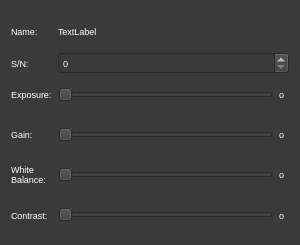
AllenNeuralDynamics/parallax, file ui/settingPopUpMenu.ui: the form before one commit.
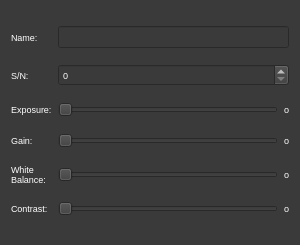
The form after the commit.

Commit message: Widget type of name in setting Menu changed. label --> line edit

```diff
--- a/ui/settingPopUpMenu.ui
+++ b/ui/settingPopUpMenu.ui
@@ -32,7 +32,7 @@
 font: 7pt;
 }</string>
   </property>
-  <layout class="QGridLayout" name="gridLayout" rowminimumheight="50,20,40,40,45,40" columnminimumwidth="25,30,10">
+  <layout class="QGridLayout" name="gridLayout">
    <property name="verticalSpacing">
     <number>1</number>
    </property>
@@ -49,13 +49,6 @@
      </property>
     </widget>
    </item>
-   <item row="1" column="0">
-    <widget class="QLabel" name="snLabel">
-     <property name="text">
-      <string>S/N:</string>
-     </property>
-    </widget>
-   </item>
    <item row="2" column="0">
     <widget class="QLabel" name="expLabel">
      <property name="text">
@@ -63,13 +56,30 @@
      </property>
     </widget>
    </item>
-   <item row="2" column="1">
-    <widget class="QSlider" name="expSlider">
+   <item row="5" column="2">
+    <widget class="QLabel" name="cntrstNum">
+     <property name="text">
+      <string>o</string>
+     </property>
+    </widget>
+   </item>
+   <item row="1" column="1" colspan="2">
+    <widget class="QSpinBox" name="spinBox"/>
+   </item>
+   <item row="3" column="1">
+    <widget class="QSlider" name="gainSlider">
      <property name="orientation">
       <enum>Qt::Horizontal</enum>
      </property>
     </widget>
    </item>
+   <item row="5" column="0">
+    <widget class="QLabel" name="cntrstLabel">
+     <property name="text">
+      <string>Contrast:</string>
+     </property>
+    </widget>
+   </item>
    <item row="2" column="2">
     <widget class="QLabel" name="expNum">
      <property name="text">
@@ -77,6 +87,20 @@
      </property>
     </widget>
    </item>
+   <item row="4" column="2">
+    <widget class="QLabel" name="wbNum">
+     <property name="text">
+      <string>o</string>
+     </property>
+    </widget>
+   </item>
+   <item row="4" column="1">
+    <widget class="QSlider" name="wbSlider">
+     <property name="orientation">
+      <enum>Qt::Horizontal</enum>
+     </property>
+    </widget>
+   </item>
    <item row="3" column="0">
     <widget class="QLabel" name="gainLabel">
      <property name="text">
@@ -84,8 +108,8 @@
      </property>
     </widget>
    </item>
-   <item row="3" column="1">
-    <widget class="QSlider" name="gainSlider">
+   <item row="2" column="1">
+    <widget class="QSlider" name="expSlider">
      <property name="orientation">
       <enum>Qt::Horizontal</enum>
      </property>
@@ -122,24 +146,10 @@
      </property>
     </widget>
    </item>
-   <item row="4" column="1">
-    <widget class="QSlider" name="wbSlider">
-     <property name="orientation">
-      <enum>Qt::Horizontal</enum>
-     </property>
-    </widget>
-   </item>
-   <item row="4" column="2">
-    <widget class="QLabel" name="wbNum">
+   <item row="1" column="0">
+    <widget class="QLabel" name="snLabel">
      <property name="text">
-      <string>o</string>
-     </property>
-    </widget>
-   </item>
-   <item row="5" column="0">
-    <widget class="QLabel" name="cntrstLabel">
-     <property name="text">
-      <string>Contrast:</string>
+      <string>S/N:</string>
      </property>
     </widget>
    </item>
@@ -150,28 +160,8 @@
      </property>
     </widget>
    </item>
-   <item row="5" column="2">
-    <widget class="QLabel" name="cntrstNum">
-     <property name="text">
-      <string>o</string>
-     </property>
-    </widget>
-   </item>
-   <item row="1" column="1" colspan="2">
-    <widget class="QSpinBox" name="spinBox"/>
-   </item>
    <item row="0" column="1" colspan="2">
-    <widget class="QLabel" name="microscopeName">
-     <property name="maximumSize">
-      <size>
-       <width>16777215</width>
-       <height>20</height>
-      </size>
-     </property>
-     <property name="text">
-      <string>TextLabel</string>
-     </property>
-    </widget>
+    <widget class="QLineEdit" name="customName"/>
    </item>
   </layout>
  </widget>
```
